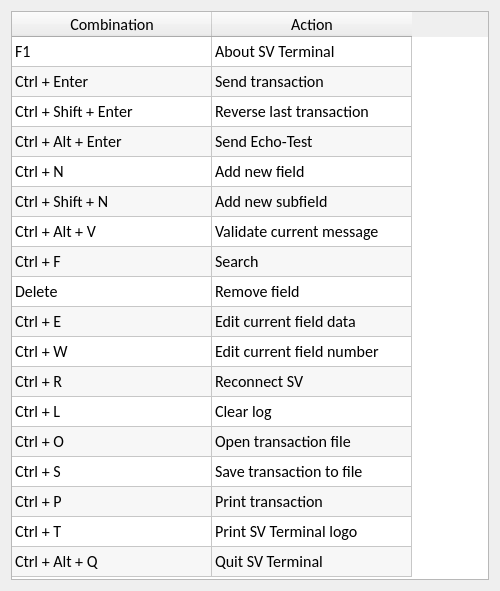
Before: the Qt Designer form signal/gui/forms/hotkeys.ui in FedorIvanov37/sv-terminal, drawn with Qt 5.
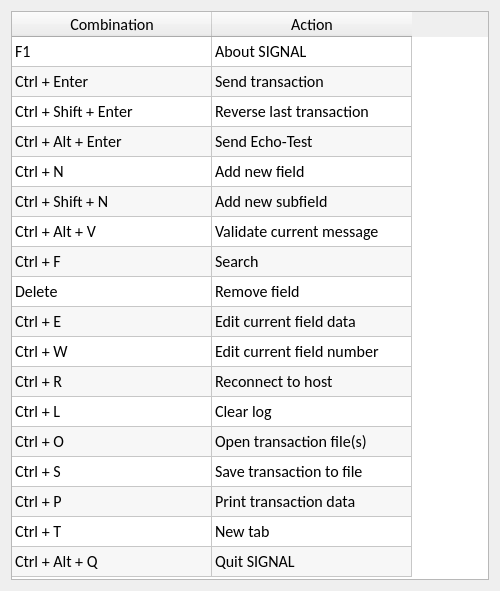
After: the same form once the commit is applied.

Commit message: Revise hotkeys info in hint-window

What changed in the file:
```diff
--- a/signal/gui/forms/hotkeys.ui
+++ b/signal/gui/forms/hotkeys.ui
@@ -204,7 +204,7 @@
      </item>
      <item row="0" column="1">
       <property name="text">
-       <string>About SV Terminal</string>
+       <string>About SIGNAL</string>
       </property>
      </item>
      <item row="1" column="0">
@@ -314,7 +314,7 @@
      </item>
      <item row="11" column="1">
       <property name="text">
-       <string>Reconnect SV</string>
+       <string>Reconnect to host</string>
       </property>
      </item>
      <item row="12" column="0">
@@ -334,7 +334,7 @@
      </item>
      <item row="13" column="1">
       <property name="text">
-       <string>Open transaction file</string>
+       <string>Open transaction file(s)</string>
       </property>
      </item>
      <item row="14" column="0">
@@ -354,7 +354,7 @@
      </item>
      <item row="15" column="1">
       <property name="text">
-       <string>Print transaction</string>
+       <string>Print transaction data</string>
       </property>
      </item>
      <item row="16" column="0">
@@ -364,7 +364,7 @@
      </item>
      <item row="16" column="1">
       <property name="text">
-       <string>Print SV Terminal logo</string>
+       <string>New tab</string>
       </property>
      </item>
      <item row="17" column="0">
@@ -374,7 +374,7 @@
      </item>
      <item row="17" column="1">
       <property name="text">
-       <string>Quit SV Terminal</string>
+       <string>Quit SIGNAL</string>
       </property>
      </item>
     </widget>
```
The commit also changes 2 other files.
